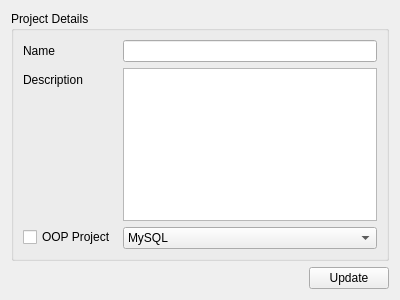
Before: the Qt Designer form ProjectDetailsForm.ui in fritzone/ddm, drawn with Qt 5.
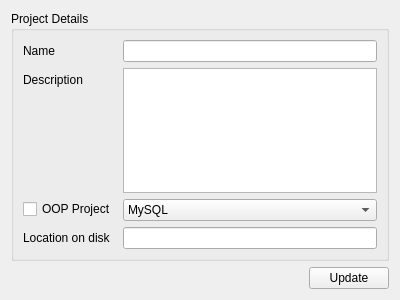
After: the same form once the commit is applied. Icons and pictures are not drawn.

```diff
--- a/ProjectDetailsForm.ui
+++ b/ProjectDetailsForm.ui
@@ -73,6 +73,20 @@
         </item>
        </widget>
       </item>
+      <item row="3" column="0">
+       <widget class="QLabel" name="label_3">
+        <property name="text">
+         <string>Location on disk</string>
+        </property>
+       </widget>
+      </item>
+      <item row="3" column="1">
+       <widget class="QLineEdit" name="txtLocationOnDisk">
+        <property name="echoMode">
+         <enum>QLineEdit::Normal</enum>
+        </property>
+       </widget>
+      </item>
      </layout>
     </widget>
    </item>
```
